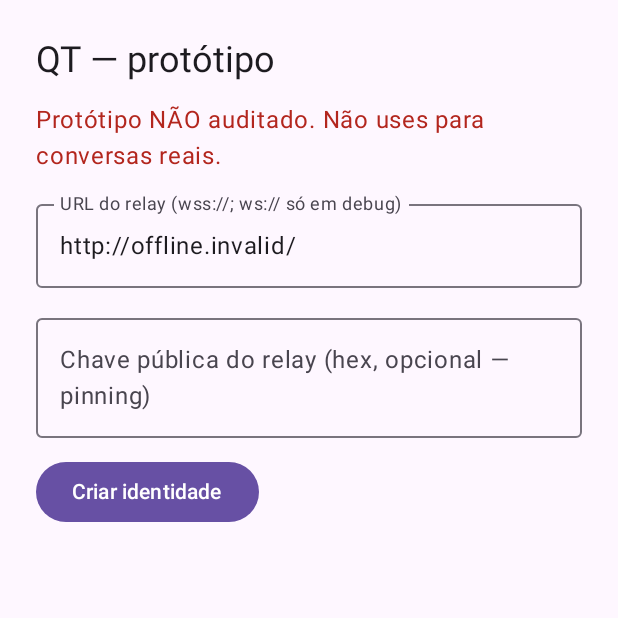
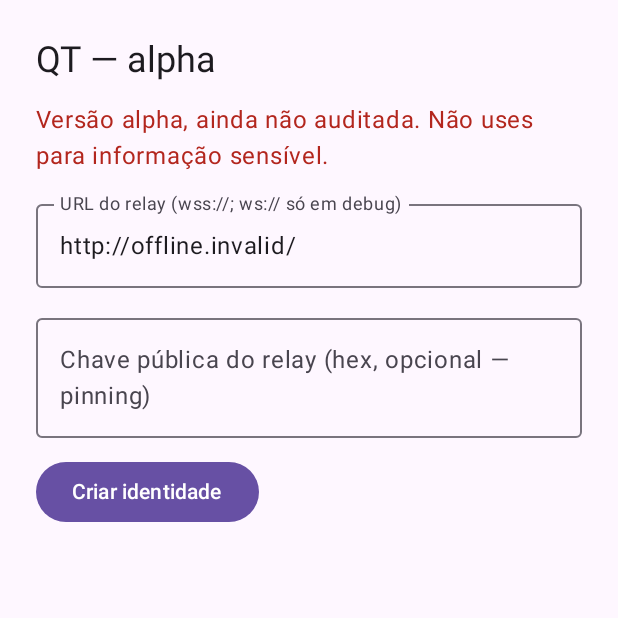
Before and after one commit to moral666/QT, an Android app built with Jetpack Compose: the screen it shows after launch (MainActivity), after a tap on "OK", on a phone screen of 412 x 824 dp, the top half of it. Run offline under Robolectric (Android 15) with nearby library versions, the light colour scheme and no system bars; libraries missing offline, so code that uses them is left out: uniffi.qt_ffi, uniffi.qt_ffi.peerBundleFromRelayBytes, uniffi.qt_ffi.relayIdOfPublicId; network calls fail; pictures from the network do not load; 4 statements that could not run were skipped.

Commit message:
docs/app: 'prototipo' passa a 'alpha' (nao auditada)

```diff
--- a/android/app/build.gradle.kts
+++ b/android/app/build.gradle.kts
@@ -32,7 +32,7 @@ android {
         minSdk = 24            // igual ao `-P 24` do cargo-ndk
         targetSdk = 34
         versionCode = 1
-        versionName = "0.1-prototipo"
+        versionName = "0.1-alpha"
         // So as ABIs que o Rust compilou. Adiciona "x86_64" quando tiveres esse .so (emulador).
         ndk { abiFilters += listOf("arm64-v8a", "armeabi-v7a") }
     }
--- a/android/app/src/main/java/pt/qt/app/MainActivity.kt
+++ b/android/app/src/main/java/pt/qt/app/MainActivity.kt
@@ -96,8 +96,8 @@ fun SetupScreen(ui: UiState, onCreate: (String, String) -> Unit) {
     var url by remember { mutableStateOf(ui.relayUrl) }
     var key by remember { mutableStateOf(ui.relayKeyHex) }
     Column(Modifier.fillMaxSize().padding(24.dp), verticalArrangement = Arrangement.spacedBy(12.dp)) {
-        Text("QT — protótipo", style = MaterialTheme.typography.headlineSmall)
-        Text("Protótipo NÃO auditado. Não uses para conversas reais.", color = MaterialTheme.colorScheme.error)
+        Text("QT — alpha", style = MaterialTheme.typography.headlineSmall)
+        Text("Versão alpha, ainda não auditada. Não uses para informação sensível.", color = MaterialTheme.colorScheme.error)
         if (BuildConfig.RELAY_EDITABLE) {   // so na build debug
             OutlinedTextField(url, { url = it }, label = { Text("URL do relay (wss://; ws:// só em debug)") }, modifier = Modifier.fillMaxWidth(), singleLine = true)
             OutlinedTextField(key, { key = it }, label = { Text("Chave pública do relay (hex, opcional — pinning)") }, modifier = Modifier.fillMaxWidth())
```
Also changed, not shown: 3 other files.
